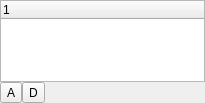
This is src/widgets/keyframeeditor_ui.ui in KDE/kdenlive as Qt 5 draws it before an edit. The edited form follows.
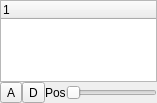
This is the edited form.

Commit message: Finished effect keyframe editor

The edit to the form file:
```diff
--- a/src/widgets/keyframeeditor_ui.ui
+++ b/src/widgets/keyframeeditor_ui.ui
@@ -6,7 +6,7 @@
    <rect>
     <x>0</x>
     <y>0</y>
-    <width>205</width>
+    <width>157</width>
     <height>103</height>
    </rect>
   </property>
@@ -20,7 +20,7 @@
    <property name="spacing">
     <number>0</number>
    </property>
-   <item row="0" column="0" colspan="3">
+   <item row="0" column="0" colspan="4">
     <widget class="QTreeWidget" name="keyframe_list">
      <property name="alternatingRowColors">
       <bool>true</bool>
@@ -65,17 +65,18 @@
     </widget>
    </item>
    <item row="1" column="2">
-    <spacer name="horizontalSpacer">
+    <widget class="QLabel" name="label">
+     <property name="text">
+      <string>Pos</string>
+     </property>
+    </widget>
+   </item>
+   <item row="1" column="3">
+    <widget class="QSlider" name="keyframe_pos">
      <property name="orientation">
       <enum>Qt::Horizontal</enum>
      </property>
-     <property name="sizeHint" stdset="0">
-      <size>
-       <width>118</width>
-       <height>20</height>
-      </size>
-     </property>
-    </spacer>
+    </widget>
    </item>
   </layout>
  </widget>
```
The commit also changes 4 other files.
